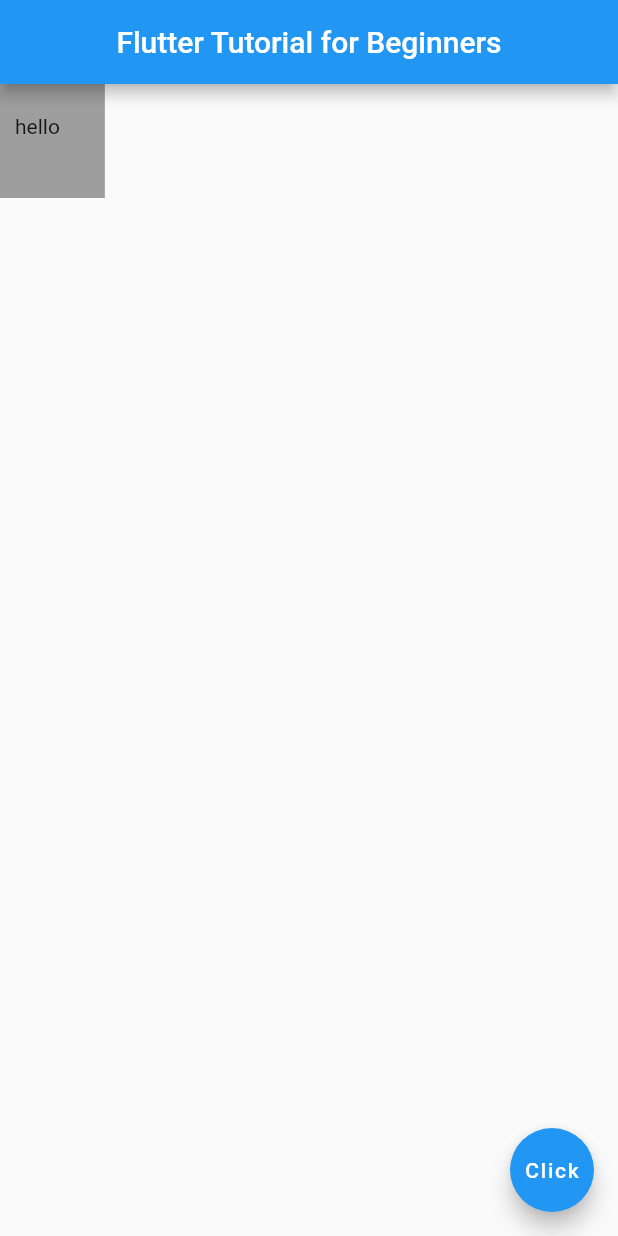
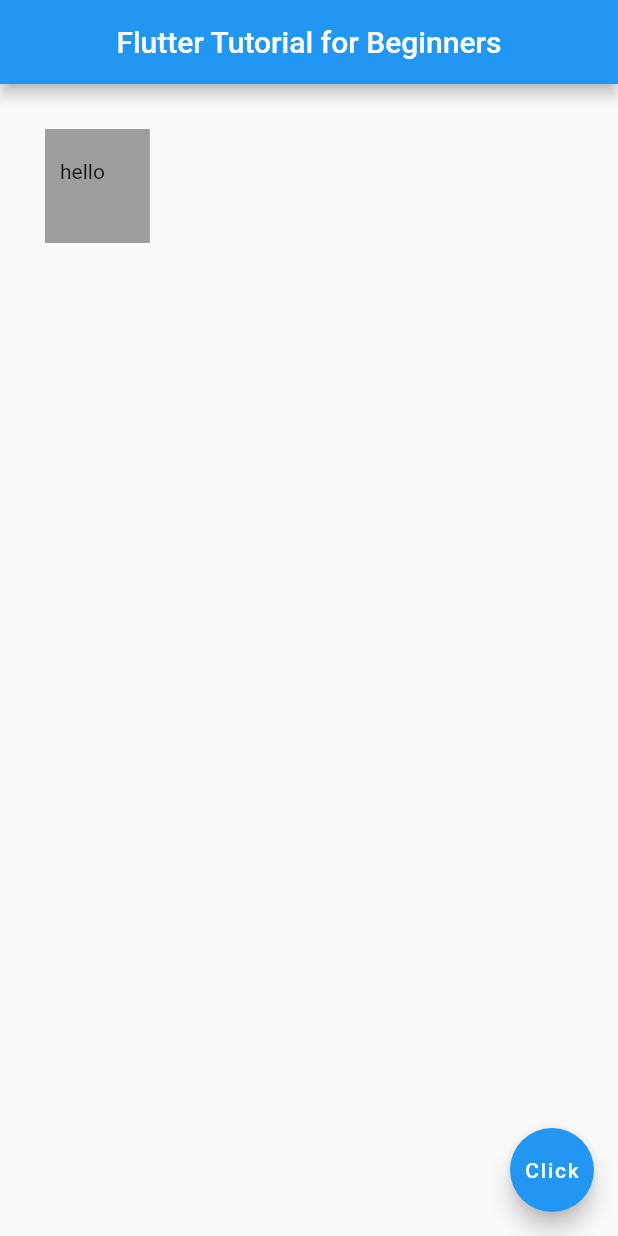
Before and after one commit to ChrisWongAtCUHK/flutter_tutorial_for_beginners, a Flutter app: the screen it shows after launch, on a phone screen of 412 x 824 dp. Run offline on Flutter 3.47's test engine with Material 2 defaults, Android fonts, the phone set to English and light mode, and no system bars.

Commit message:
Flutter Tutorial for Beginners #10 - Containers & Padding

```diff
--- a/lib/main.dart
+++ b/lib/main.dart
@@ -16,6 +16,7 @@ class Home extends StatelessWidget {
       ),
       body: Container(
         padding: const EdgeInsets.fromLTRB(10.0, 20.0, 30.0, 40.0),
+        margin: const EdgeInsets.all(30.0),
         color: Colors.grey,
         child: const Text('hello'),
       ),
```
